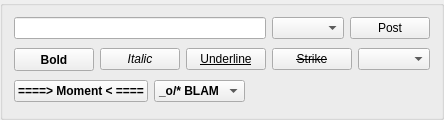
Above: ui/qqpalmipede.ui from dguihal/quteqoin before the change. Below: the same form after it.
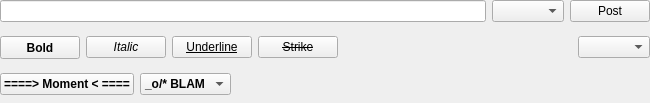
That is the form after the change. Custom widgets are drawn as their Qt base class.

```diff
--- a/ui/qqpalmipede.ui
+++ b/ui/qqpalmipede.ui
@@ -1,19 +1,50 @@
 <?xml version="1.0" encoding="UTF-8"?>
 <ui version="4.0">
  <class>QQPalmipede</class>
- <widget class="QGroupBox" name="QQPalmipede">
+ <widget class="QDockWidget" name="QQPalmipede">
   <property name="geometry">
    <rect>
     <x>0</x>
     <y>0</y>
-    <width>421</width>
-    <height>120</height>
+    <width>650</width>
+    <height>103</height>
    </rect>
   </property>
-  <property name="title">
-   <string/>
+  <property name="sizePolicy">
+   <sizepolicy hsizetype="Expanding" vsizetype="Minimum">
+    <horstretch>0</horstretch>
+    <verstretch>0</verstretch>
+   </sizepolicy>
+  </property>
+  <property name="minimumSize">
+   <size>
+    <width>408</width>
+    <height>0</height>
+   </size>
+  </property>
+  <property name="features">
+   <set>QDockWidget::DockWidgetFloatable|QDockWidget::DockWidgetMovable</set>
+  </property>
+  <property name="allowedAreas">
+   <set>Qt::BottomDockWidgetArea|Qt::TopDockWidgetArea</set>
+  </property>
+  <property name="windowTitle">
+   <string>Palmipede Editor</string>
+  </property>
+  <widget class="QWidget" name="dockWidgetContents">
+   <property name="sizePolicy">
+    <sizepolicy hsizetype="Minimum" vsizetype="Expanding">
+     <horstretch>0</horstretch>
+     <verstretch>0</verstretch>
+    </sizepolicy>
   </property>
   <layout class="QVBoxLayout" name="verticalLayout">
+    <property name="sizeConstraint">
+     <enum>QLayout::SetMinimumSize</enum>
+    </property>
+    <property name="margin">
+     <number>0</number>
+    </property>
    <item>
     <layout class="QHBoxLayout" name="horizontalLayout_3">
      <item>
@@ -37,6 +68,9 @@
    </item>
    <item>
     <widget class="QWidget" name="cmdGrpWidget" native="true">
+      <property name="enabled">
+       <bool>true</bool>
+      </property>
      <layout class="QVBoxLayout" name="verticalLayout_2">
       <property name="margin">
        <number>0</number>
@@ -218,6 +252,7 @@
     </widget>
    </item>
   </layout>
+  </widget>
  </widget>
  <customwidgets>
   <customwidget>
```
Lines whose indentation alone changed are shown as unchanged.
